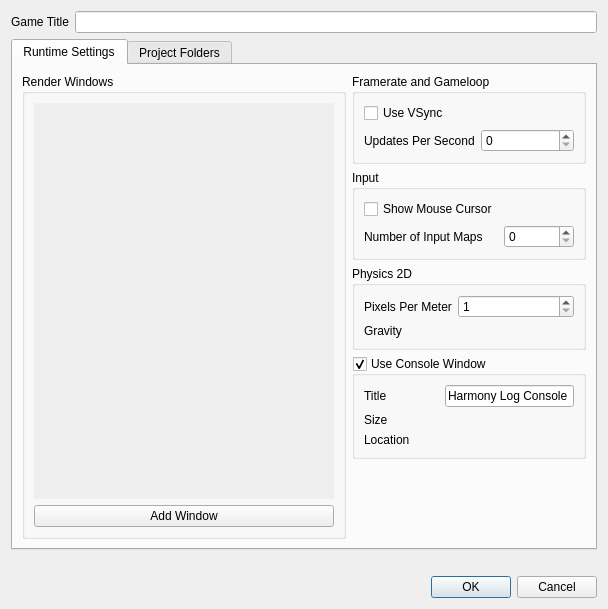
Before: the Qt Designer form Editor/src/Explorer/Project/DlgProjectSettings.ui in GameOverture/HarmonyEngine, drawn with Qt 5.
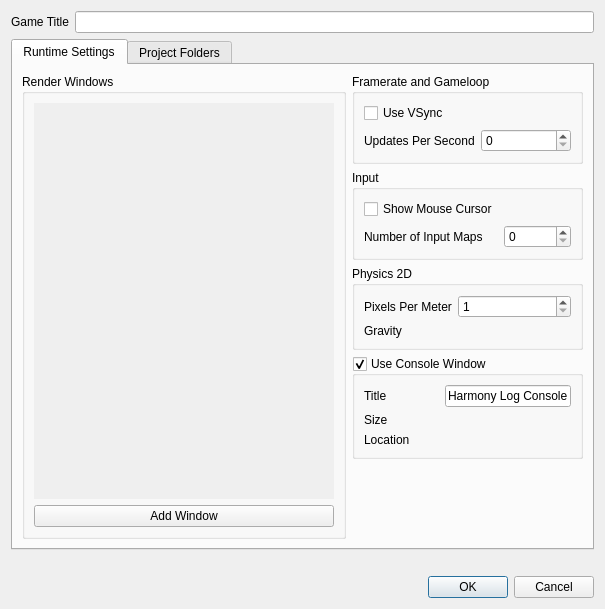
After: the same form once the commit is applied. Icons and pictures are not drawn. Custom widgets are drawn as their Qt base class.

```diff
--- a/Editor/src/Explorer/Project/DlgProjectSettings.ui
+++ b/Editor/src/Explorer/Project/DlgProjectSettings.ui
@@ -6,7 +6,7 @@
    <rect>
     <x>0</x>
     <y>0</y>
-    <width>608</width>
+    <width>605</width>
     <height>609</height>
    </rect>
   </property>
```
